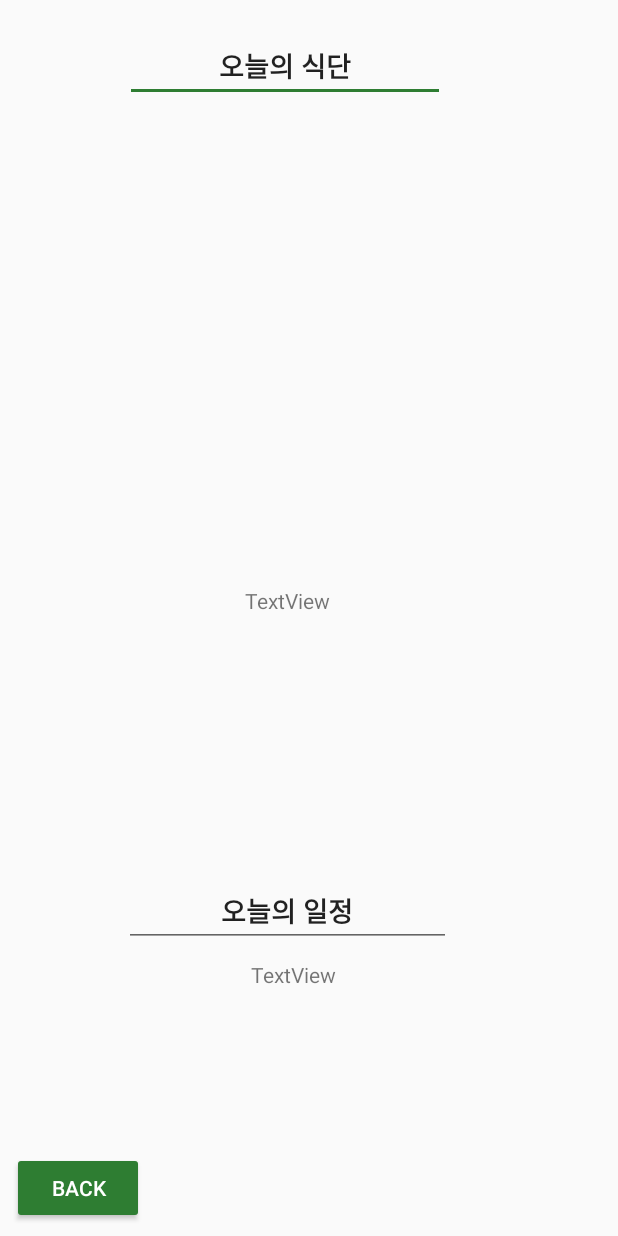
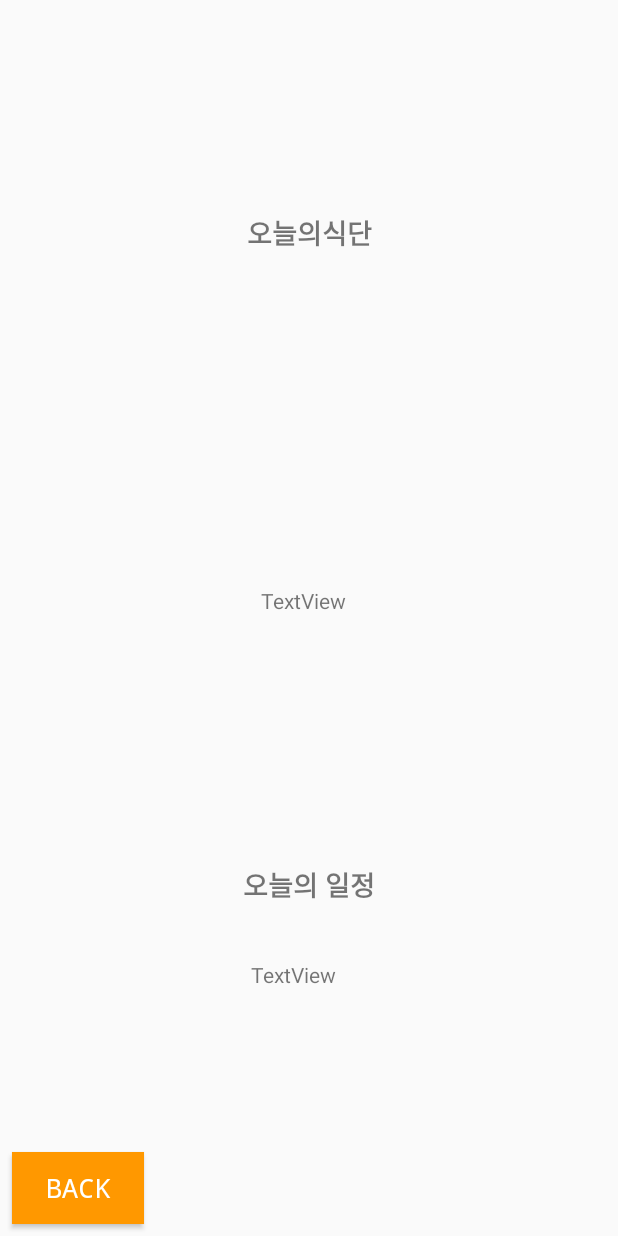
Before and after one commit to yerim2/team7-classtalk_chat-master, an Android app: the layout activity_menu.xml on its own in the app's theme, with its tools: preview values and no code run, on a phone screen of 412 x 824 dp. Run offline under Robolectric (Android 15) with nearby library versions, the phone set to English and light mode, and no system bars.

Commit message:
고등학교만 뜨도록 수정 (버그있음)

```diff
--- a/app/src/main/AndroidManifest.xml
+++ b/app/src/main/AndroidManifest.xml
@@ -7,7 +7,7 @@
 
     <application
         android:allowBackup="false"
-        android:icon="@mipmap/ic_launcher"
+        android:icon="@drawable/icon"
         android:label="@string/app_name"
         android:supportsRtl="true"
         android:theme="@style/AppTheme">
--- a/app/src/main/java/com/google/firebase/codelab/friendlychat/Maps1Activity.java
+++ b/app/src/main/java/com/google/firebase/codelab/friendlychat/Maps1Activity.java
@@ -142,7 +142,7 @@ public class Maps1Activity extends AppCompatActivity
                 finish();
             } //뒤로가기 버튼( 채팅방으로 돌아가기)
         });
-
+/*
         Button menuButton = (Button) findViewById(R.id.menuButton);
         menuButton.setOnClickListener(new View.OnClickListener(){
 
@@ -166,7 +166,7 @@ public class Maps1Activity extends AppCompatActivity
             } //메뉴버튼 - 메뉴 창으로 들어가기
         });
 
-
+*/
     }
 
 
@@ -324,7 +324,7 @@ public class Maps1Activity extends AppCompatActivity
                     , Double.parseDouble(longitude.get(i))); //위도경도를 Double로 바꾸어 위치에 추가
             MarkerOptions markerOptions = new MarkerOptions();
             markerOptions.position(latLng);
-            markerOptions.title("학교");
+            markerOptions.title("메뉴보기");
             mGoogleMap.addMarker(markerOptions).showInfoWindow();
 
         }
--- a/app/src/main/java/com/google/firebase/codelab/friendlychat/menuActivity.java
+++ b/app/src/main/java/com/google/firebase/codelab/friendlychat/menuActivity.java
@@ -144,7 +144,7 @@ public class menuActivity extends AppCompatActivity {
 
         parsing_data("schools.csv");
 
-        for(int i=1;i<320;i++){
+        for(int i=1;i<100;i++){
             if(A.equals(lat.get(i)) && B.equals(lon.get(i))){
                 code = code_list.get(i);
             }
--- a/app/src/main/res/layout/activity_menu.xml
+++ b/app/src/main/res/layout/activity_menu.xml
@@ -5,26 +5,6 @@
     android:layout_width="match_parent"
     android:layout_height="match_parent"
     tools:context=".menuActivity">
-
-    <EditText
-        android:id="@+id/editText"
-        android:layout_width="wrap_content"
-        android:layout_height="wrap_content"
-        android:layout_marginStart="8dp"
-        android:layout_marginTop="8dp"
-        android:layout_marginEnd="8dp"
-        android:layout_marginBottom="8dp"
-        android:ems="10"
-        android:inputType="textPersonName"
-        android:text="오늘의 식단"
-        android:textAlignment="center"
-        android:textStyle="bold"
-        app:layout_constraintBottom_toBottomOf="parent"
-        app:layout_constraintEnd_toEndOf="parent"
-        app:layout_constraintHorizontal_bias="0.411"
-        app:layout_constraintStart_toStartOf="parent"
-        app:layout_constraintTop_toTopOf="parent"
-        app:layout_constraintVertical_bias="0.017" />
 
     <TextView
         android:id="@+id/textView"
@@ -37,28 +17,8 @@
         android:textAlignment="center"
         app:layout_constraintBottom_toBottomOf="parent"
         app:layout_constraintEnd_toEndOf="parent"
-        app:layout_constraintHorizontal_bias="0.42"
+        app:layout_constraintHorizontal_bias="0.48"
         app:layout_constraintStart_toStartOf="parent" />
-
-    <EditText
-        android:id="@+id/editText2"
-        android:layout_width="218dp"
-        android:layout_height="wrap_content"
-        android:layout_marginStart="8dp"
-        android:layout_marginTop="8dp"
-        android:layout_marginEnd="8dp"
-        android:layout_marginBottom="8dp"
-        android:ems="10"
-        android:inputType="textPersonName"
-        android:text="오늘의 일정"
-        android:textAlignment="center"
-        android:textStyle="bold"
-        app:layout_constraintBottom_toBottomOf="parent"
-        app:layout_constraintEnd_toEndOf="parent"
-        app:layout_constraintHorizontal_bias="0.42"
-        app:layout_constraintStart_toStartOf="parent"
-        app:layout_constraintTop_toBottomOf="@+id/textView"
-        app:layout_constraintVertical_bias="0.114" />
 
     <TextView
         android:id="@+id/textView2"
@@ -76,17 +36,58 @@
 
     <Button
         android:id="@+id/back2"
+        style="@style/FriendlyButtonStyle"
         android:layout_width="wrap_content"
         android:layout_height="wrap_content"
         android:layout_marginStart="8dp"
         android:layout_marginTop="8dp"
         android:layout_marginEnd="8dp"
         android:layout_marginBottom="8dp"
+        android:background="@color/colorPrimary"
+        android:fontFamily="monospace"
         android:text="Back"
+        android:textAppearance="@style/TextAppearance.AppCompat.Button"
+        android:textSize="18sp"
         app:layout_constraintBottom_toBottomOf="parent"
         app:layout_constraintEnd_toEndOf="parent"
         app:layout_constraintHorizontal_bias="0.0"
         app:layout_constraintStart_toStartOf="parent"
         app:layout_constraintTop_toTopOf="parent"
         app:layout_constraintVertical_bias="1.0" />
+
+    <TextView
+        android:id="@+id/textView3"
+        android:layout_width="96dp"
+        android:layout_height="42dp"
+        android:layout_marginStart="8dp"
+        android:layout_marginTop="8dp"
+        android:layout_marginEnd="8dp"
+        android:layout_marginBottom="8dp"
+        android:text="오늘의식단"
+        android:textAlignment="center"
+        android:textSize="18sp"
+        android:textStyle="bold"
+        app:layout_constraintBottom_toTopOf="@+id/textView"
+        app:layout_constraintEnd_toEndOf="parent"
+        app:layout_constraintStart_toStartOf="parent"
+        app:layout_constraintTop_toTopOf="parent"
+        app:layout_constraintVertical_bias="0.4" />
+
+    <TextView
+        android:id="@+id/textView4"
+        android:layout_width="116dp"
+        android:layout_height="40dp"
+        android:layout_marginStart="8dp"
+        android:layout_marginTop="8dp"
+        android:layout_marginEnd="8dp"
+        android:layout_marginBottom="8dp"
+        android:text="오늘의 일정"
+        android:textAlignment="center"
+        android:textSize="18sp"
+        android:textStyle="bold"
+        app:layout_constraintBottom_toTopOf="@+id/textView2"
+        app:layout_constraintEnd_toEndOf="parent"
+        app:layout_constraintStart_toStartOf="parent"
+        app:layout_constraintTop_toBottomOf="@+id/textView" />
+
 </android.support.constraint.ConstraintLayout>
--- a/app/src/main/res/layout/activity_sign_in.xml
+++ b/app/src/main/res/layout/activity_sign_in.xml
@@ -9,11 +9,11 @@
     <TextView
         android:layout_width="wrap_content"
         android:layout_height="wrap_content"
-        android:textSize="30sp"
-        android:textStyle="bold"
         android:layout_gravity="center_horizontal"
         android:layout_marginTop="40dp"
-        android:text="@string/sign_in"/>
+        android:text="@string/sign_in"
+        android:textSize="30sp"
+        android:textStyle="bold" />
 
     <com.google.android.gms.common.SignInButton
         android:id="@+id/sign_in_button"
--- a/app/src/main/res/values/strings.xml
+++ b/app/src/main/res/values/strings.xml
@@ -1,5 +1,5 @@
 <resources>
-    <string name="app_name">Friendly Chat</string>
+    <string name="app_name">C Talk</string>
     <string name="welcome_msg">Welcome!</string>
     <string name="sign_out">Sign Out</string>
     <string name="contacts_permission_rationale">Access to account information is required to sign in.</string>
```
Also changed, not shown: app/src/main/res/layout/activity_maps.xml (+2 -15 lines), app/src/main/res/drawable/icon.png (added).
